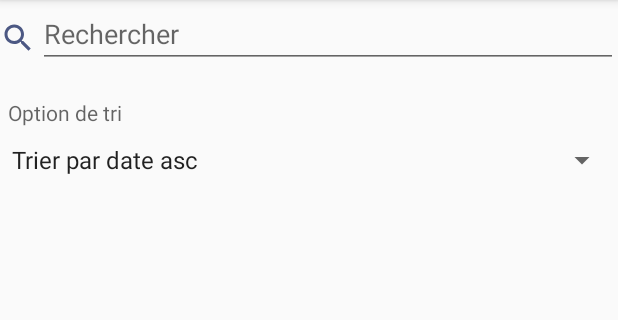
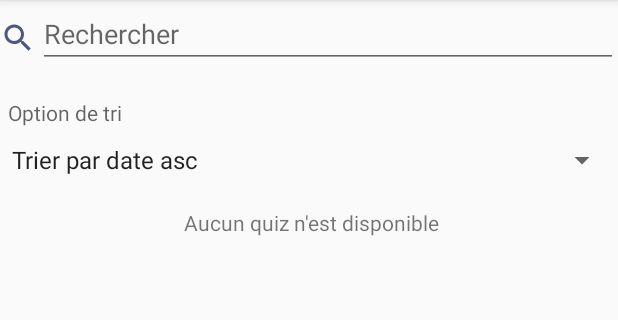
Before and after one commit to thibaultanani/AskNanterre, an Android app: the DisplayQuizProf screen opened directly, with no data from a screen before it, on a phone screen of 412 x 824 dp, the part 84-404 px from its top. Run offline under Robolectric (Android 15) with nearby library versions, the phone set to English and light mode, and no system bars; our stand-ins replace Firebase (no records; nobody signed in at launch, a user with empty details on screens opened directly); libraries missing offline, so code that uses them is left out: com.baoyz.swipemenulistview, es.dmoral.toasty; plain views replace SwipeMenuListView; 15 statements that could not run were skipped.

Commit message:
Update lists display

```diff
--- a/app/src/main/java/com/example/asknanterre/DisplayAnswerQuiz.java
+++ b/app/src/main/java/com/example/asknanterre/DisplayAnswerQuiz.java
@@ -250,7 +250,7 @@ public class DisplayAnswerQuiz extends AppCompatActivity {
         Log.v("questID", questionId);
 
         if (allUnchecked()) {
-            Toasty.info(DisplayAnswerQuiz.this, getString(R.string.Il_faut_au_moins_choisir_une_reponse), Toast.LENGTH_LONG).show();
+            Toasty.error(DisplayAnswerQuiz.this, getString(R.string.Il_faut_au_moins_choisir_une_reponse), Toast.LENGTH_LONG).show();
         }
         else {
             //s = spinner.getSelectedItem().toString();
--- a/app/src/main/java/com/example/asknanterre/DisplayQuestionStud.java
+++ b/app/src/main/java/com/example/asknanterre/DisplayQuestionStud.java
@@ -104,6 +104,8 @@ public class DisplayQuestionStud extends AppCompatActivity {
         spinner = (Spinner) findViewById(R.id.spinner1);
 
         myListView = (ListView) findViewById(R.id.myListView);
+        TextView emptyText = (TextView)findViewById(android.R.id.empty);
+        myListView.setEmptyView(emptyText);
 
         final List<String> spinnerArray =  new ArrayList<String>();
         final ArrayAdapter<String> adapter = new ArrayAdapter<String>(
@@ -200,6 +202,8 @@ public class DisplayQuestionStud extends AppCompatActivity {
 
     public void trier(View v, final int position) {
         myListView = (ListView) findViewById(R.id.myListView);
+        TextView emptyText = (TextView)findViewById(android.R.id.empty);
+        myListView.setEmptyView(emptyText);
 
         progressBar = findViewById(R.id.progressBar);
         progressBar.setVisibility(View.VISIBLE);
@@ -348,6 +352,8 @@ public class DisplayQuestionStud extends AppCompatActivity {
                 q9 = new String[quest.size()];
 
                 myListView = (ListView) findViewById(R.id.myListView);
+                TextView emptyText = (TextView)findViewById(android.R.id.empty);
+                myListView.setEmptyView(emptyText);
 
                 for (int i = 0; i < quest.size(); i++) {
                     q1[i] = quest.get(i).nom;
--- a/app/src/main/java/com/example/asknanterre/DisplayQuizProf.java
+++ b/app/src/main/java/com/example/asknanterre/DisplayQuizProf.java
@@ -16,6 +16,7 @@ import android.widget.EditText;
 import android.widget.ListView;
 import android.widget.ProgressBar;
 import android.widget.Spinner;
+import android.widget.TextView;
 import android.widget.Toast;
 
 import androidx.annotation.NonNull;
@@ -86,6 +87,9 @@ public class DisplayQuizProf extends AppCompatActivity {
         updateList();
 
         myListView = (SwipeMenuListView) findViewById(R.id.myListView);
+        TextView emptyText = (TextView)findViewById(android.R.id.empty);
+        myListView.setEmptyView(emptyText);
+
         spinner = (Spinner) findViewById(R.id.spinner1);
 
         final List<String> spinnerArray =  new ArrayList<String>();
@@ -147,6 +151,8 @@ public class DisplayQuizProf extends AppCompatActivity {
 
     public void trier(View v, final int position) {
         myListView = (SwipeMenuListView) findViewById(R.id.myListView);
+        TextView emptyText = (TextView)findViewById(android.R.id.empty);
+        myListView.setEmptyView(emptyText);
 
         progressBar = findViewById(R.id.progressBar);
         progressBar.setVisibility(View.VISIBLE);
@@ -279,6 +285,8 @@ public class DisplayQuizProf extends AppCompatActivity {
 
 
                 myListView = (SwipeMenuListView) findViewById(R.id.myListView);
+                TextView emptyText = (TextView)findViewById(android.R.id.empty);
+                myListView.setEmptyView(emptyText);
 
                 for (int i = 0; i < quiz.size(); i++) {
                     q1[i] = quiz.get(i).nom;
--- a/app/src/main/res/layout/activity_displayanswer.xml
+++ b/app/src/main/res/layout/activity_displayanswer.xml
@@ -26,6 +26,10 @@
         android:layout_width="match_parent"
         android:layout_height="wrap_content"
         android:layout_marginTop="10dp"
+        android:paddingStart="5dp"
+        android:paddingEnd="5dp"
+        android:paddingTop="5dp"
+        android:paddingBottom="5dp"
         android:layout_marginBottom="10dp"
         android:background="@drawable/edittext_bg"/>
 </LinearLayout>
--- a/app/src/main/res/layout/activity_displayquizprof.xml
+++ b/app/src/main/res/layout/activity_displayquizprof.xml
@@ -58,6 +58,15 @@
         android:layout_below="@+id/mylinearlayout2"
         android:layout_marginTop="20dp" />
 
+    <TextView
+        android:id="@android:id/empty"
+        android:layout_width="match_parent"
+        android:layout_height="wrap_content"
+        android:layout_marginTop="20dp"
+        android:gravity="center"
+        android:layout_below="@+id/mylinearlayout2"
+        android:text="@string/empty_list_quiz" />
+
     <RelativeLayout
         android:layout_width="match_parent"
         android:layout_height="match_parent">
--- a/app/src/main/res/values/strings.xml
+++ b/app/src/main/res/values/strings.xml
@@ -109,6 +109,11 @@
     <string name="choix_de_reponse">Choix de réponse: </string>
     <string name="reponse_fausse"> (Réponse fausse)</string>
     <string name="reponse_bonne"> (Réponse bonne)</string>
+    <string name="empty_list"> La liste est vide</string>
+    <string name="empty_list_cours"> Aucun cours n\'est disponible</string>
+    <string name="empty_list_quiz">" Aucun quiz n'est disponible"</string>
+    <string name="empty_list_question"> Aucune question n\'est disponible</string>
+    <string name="empty_list_reponse"> Aucune réponse n\'est disponible</string>
     <string-array name="number_arrays">
         <item>2</item>
         <item>3</item>
```
Also changed, not shown: app/src/main/java/com/example/asknanterre/DisplayCours.java (+8 -0 lines), app/src/main/java/com/example/asknanterre/DisplayCoursProf.java (+7 -0 lines), app/src/main/java/com/example/asknanterre/DisplayQuiz.java (+7 -0 lines), app/src/main/res/layout/activity_displaycours.xml (+9 -0 lines), app/src/main/res/layout/activity_displaycoursprof.xml (+9 -0 lines), app/src/main/res/layout/activity_displayquestion.xml (+9 -0 lines), app/src/main/res/layout/activity_displayquizz.xml (+9 -0 lines), 1 other file.
